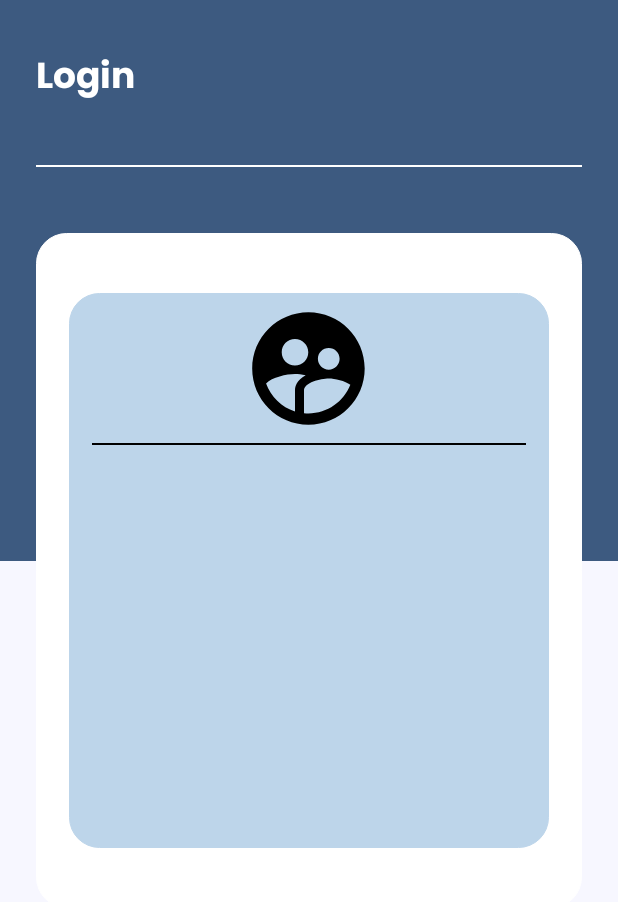
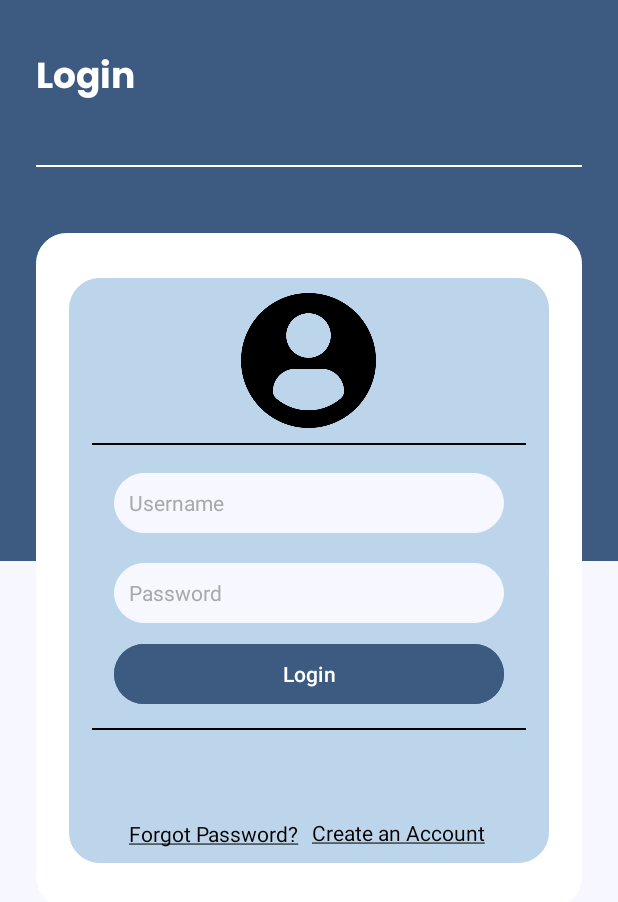
Before and after one commit to Xspencer6/ProjectDesignApplication, an Android app: the fragment LoginFragment shown on its own in the app's theme, on a phone screen of 412 x 824 dp. Shown: the top 902 px of the screen. Run offline under Robolectric (Android 15) with nearby library versions, the phone set to English and light mode, and no system bars.

Commit message:
Updated strings and added login fragment xml

```diff
--- a/app/src/main/res/layout/fragment_login.xml
+++ b/app/src/main/res/layout/fragment_login.xml
@@ -53,8 +53,8 @@
             android:layout_height="match_parent"
             android:layout_marginStart="22dp"
             android:layout_marginEnd="22dp"
-            android:layout_marginTop="40dp"
-            android:layout_marginBottom="40dp"
+            android:layout_marginTop="30dp"
+            android:layout_marginBottom="30dp"
             android:background="@drawable/rounded_login_ui"
             android:backgroundTint="@color/columbiaBlue"
             >
@@ -66,16 +66,90 @@
                 android:layout_width="94dp"
                 android:layout_height="90dp"
                 android:layout_gravity="center_horizontal"
-                android:layout_marginTop="5dp"
-                android:src="@drawable/baseline_supervised_user_circle_24" />
+                android:layout_marginTop="10dp"
+                android:src="@drawable/profile_user" />
 
             <View
                 android:layout_width="match_parent"
                 android:layout_height="1dp"
-                android:layout_marginTop="100dp"
+                android:layout_marginTop="110dp"
                 android:layout_marginStart="15dp"
                 android:layout_marginEnd="15dp"
                 android:background="@android:color/black"/>
+
+            <EditText
+                android:id="@+id/username_input"
+                android:layout_width="match_parent"
+                android:layout_height="wrap_content"
+                android:layout_marginTop="130dp"
+                android:layout_marginStart="30dp"
+                android:layout_marginEnd="30dp"
+                android:hint="Username"
+                android:padding="10dp"
+                android:textColor="@color/black"
+                android:textColorHint="@color/lightGray"
+                android:textSize="14sp"
+                android:background="@drawable/rounded_login_ui"
+                android:backgroundTint="@color/ghostWhite"
+                android:inputType="textEmailAddress" />
+
+            <EditText
+                android:id="@+id/password_input"
+                android:layout_width="match_parent"
+                android:layout_height="wrap_content"
+                android:layout_marginTop="190dp"
+                android:layout_marginStart="30dp"
+                android:layout_marginEnd="30dp"
+                android:hint="Password"
+                android:padding="10dp"
+                android:textColor="@color/black"
+                android:textColorHint="@color/lightGray"
+                android:textSize="14sp"
+                android:background="@drawable/rounded_login_ui"
+                android:backgroundTint="@color/ghostWhite"
+                android:inputType="textEmailAddress" />
+
+            <Button
+                android:layout_width="match_parent"
+                android:layout_height="wrap_content"
+                android:backgroundTint="@color/yinmnBlue"
+                android:layout_marginTop="240dp"
+                android:layout_marginStart="30dp"
+                android:layout_marginEnd="30dp"
+                android:text="@string/login"
+                >
+
+            </Button>
+
+            <View
+                android:layout_width="match_parent"
+                android:layout_height="1dp"
+                android:layout_marginTop="300dp"
+                android:layout_marginStart="15dp"
+                android:layout_marginEnd="15dp"
+                android:background="@android:color/black"/>
+
+            <TextView
+                android:layout_width="wrap_content"
+                android:layout_height="wrap_content"
+                android:layout_gravity="center_vertical"
+                android:layout_marginTop="175dp"
+                android:layout_marginStart="40dp"
+                android:text="@string/forgot_pass_hyperlink"
+                android:textColorLink="@color/black"
+                android:textColor="@color/black"
+                />
+
+            <TextView
+                android:layout_width="wrap_content"
+                android:layout_height="wrap_content"
+                android:layout_gravity="center_horizontal"
+                android:layout_marginTop="360dp"
+                android:layout_marginStart="60dp"
+                android:text="@string/create_account_hyperlink"
+                android:textColorLink="@color/black"
+                android:textColor="@color/black"
+                />
         </FrameLayout>
     </FrameLayout>
 
--- a/app/src/main/res/values/colors.xml
+++ b/app/src/main/res/values/colors.xml
@@ -9,5 +9,5 @@
     <color name="ghostWhite">#F7F7FF</color>
     <color name="bittersweet">#FE5F55</color>
     <color name="brightPink">#EF798A</color>
-
+    <color name="lightGray">#A9A9AC</color>
 </resources>
--- a/app/src/main/res/values/strings.xml
+++ b/app/src/main/res/values/strings.xml
@@ -12,4 +12,6 @@
     <!-- TODO: Remove or change this placeholder text -->
     <string name="hello_blank_fragment">Hello blank fragment</string>
     <string name="login">Login</string>
+    <string name="create_account_hyperlink"><a href="https://learntodroid.com">Create an Account</a></string>
+    <string name="forgot_pass_hyperlink"><a href="https://learntodroid.com">Forgot Password?</a></string>
 </resources>
```
